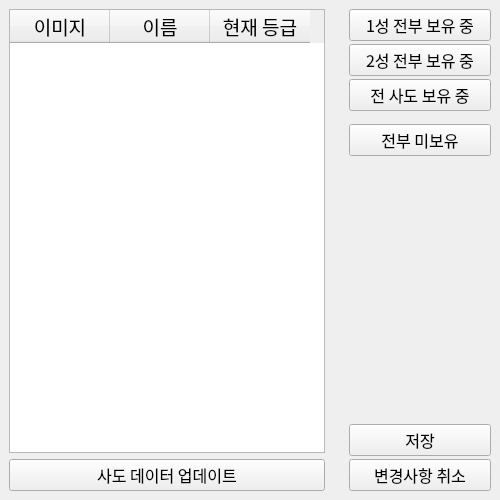
Above: widgets/ui/page_hero.ui from voiderd-sub/trickcal-manager before the change. Below: the same form after it.
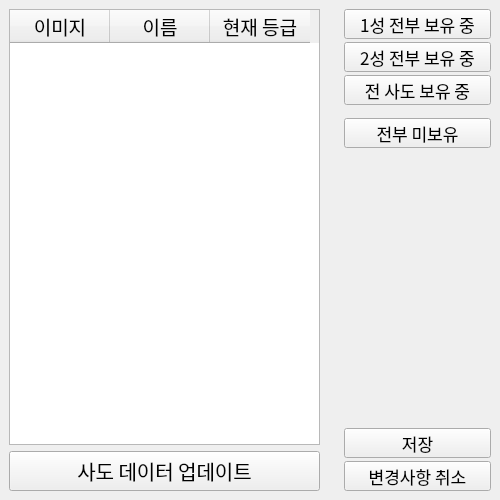
That is the form after the change.

Diff of the .ui file:
```diff
--- a/widgets/ui/page_hero.ui
+++ b/widgets/ui/page_hero.ui
@@ -31,6 +31,12 @@
    </property>
    <item>
     <widget class="QWidget" name="hero_table_container" native="true">
+     <property name="sizePolicy">
+      <sizepolicy hsizetype="Expanding" vsizetype="Preferred">
+       <horstretch>2</horstretch>
+       <verstretch>0</verstretch>
+      </sizepolicy>
+     </property>
      <property name="minimumSize">
       <size>
        <width>300</width>
@@ -94,10 +100,16 @@
         </item>
         <item>
          <widget class="QPushButton" name="update_btn">
+          <property name="minimumSize">
+           <size>
+            <width>0</width>
+            <height>40</height>
+           </size>
+          </property>
           <property name="font">
            <font>
             <family>ONE 모바일POP</family>
-            <pointsize>12</pointsize>
+            <pointsize>15</pointsize>
            </font>
           </property>
           <property name="text">
@@ -114,7 +126,7 @@
     <widget class="QWidget" name="button_area" native="true">
      <property name="sizePolicy">
       <sizepolicy hsizetype="Expanding" vsizetype="Preferred">
-       <horstretch>0</horstretch>
+       <horstretch>1</horstretch>
        <verstretch>0</verstretch>
       </sizepolicy>
      </property>
@@ -135,10 +147,16 @@
         </property>
         <item>
          <widget class="QPushButton" name="star_1_btn">
+          <property name="minimumSize">
+           <size>
+            <width>0</width>
+            <height>30</height>
+           </size>
+          </property>
           <property name="font">
            <font>
             <family>ONE 모바일POP</family>
-            <pointsize>12</pointsize>
+            <pointsize>13</pointsize>
            </font>
           </property>
           <property name="text">
@@ -148,10 +166,16 @@
         </item>
         <item>
          <widget class="QPushButton" name="star_2_btn">
+          <property name="minimumSize">
+           <size>
+            <width>0</width>
+            <height>30</height>
+           </size>
+          </property>
           <property name="font">
            <font>
             <family>ONE 모바일POP</family>
-            <pointsize>12</pointsize>
+            <pointsize>13</pointsize>
            </font>
           </property>
           <property name="text">
@@ -161,10 +185,16 @@
         </item>
         <item>
          <widget class="QPushButton" name="all_check_btn">
+          <property name="minimumSize">
+           <size>
+            <width>0</width>
+            <height>30</height>
+           </size>
+          </property>
           <property name="font">
            <font>
             <family>ONE 모바일POP</family>
-            <pointsize>12</pointsize>
+            <pointsize>13</pointsize>
            </font>
           </property>
           <property name="text">
@@ -196,10 +226,16 @@
         </item>
         <item>
          <widget class="QPushButton" name="all_uncheck_btn">
+          <property name="minimumSize">
+           <size>
+            <width>0</width>
+            <height>30</height>
+           </size>
+          </property>
           <property name="font">
            <font>
             <family>ONE 모바일POP</family>
-            <pointsize>12</pointsize>
+            <pointsize>13</pointsize>
            </font>
           </property>
           <property name="text">
@@ -235,10 +271,16 @@
         </property>
         <item>
          <widget class="QPushButton" name="save_btn">
+          <property name="minimumSize">
+           <size>
+            <width>0</width>
+            <height>30</height>
+           </size>
+          </property>
           <property name="font">
            <font>
             <family>ONE 모바일POP</family>
-            <pointsize>12</pointsize>
+            <pointsize>13</pointsize>
            </font>
           </property>
           <property name="text">
@@ -248,10 +290,16 @@
         </item>
         <item>
          <widget class="QPushButton" name="undo_btn">
+          <property name="minimumSize">
+           <size>
+            <width>0</width>
+            <height>30</height>
+           </size>
+          </property>
           <property name="font">
            <font>
             <family>ONE 모바일POP</family>
-            <pointsize>12</pointsize>
+            <pointsize>13</pointsize>
            </font>
           </property>
           <property name="text">
```
